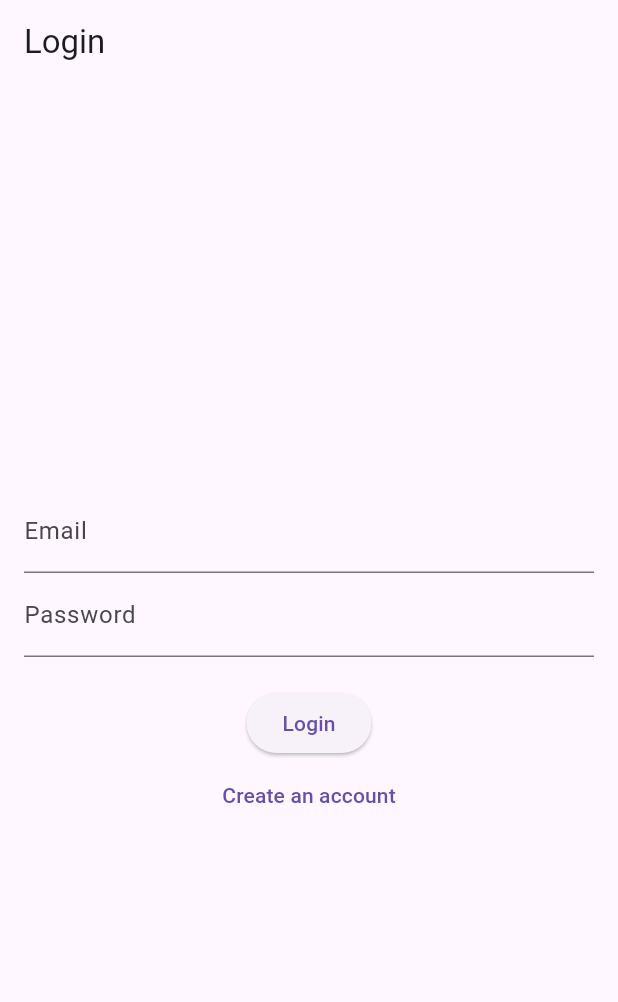
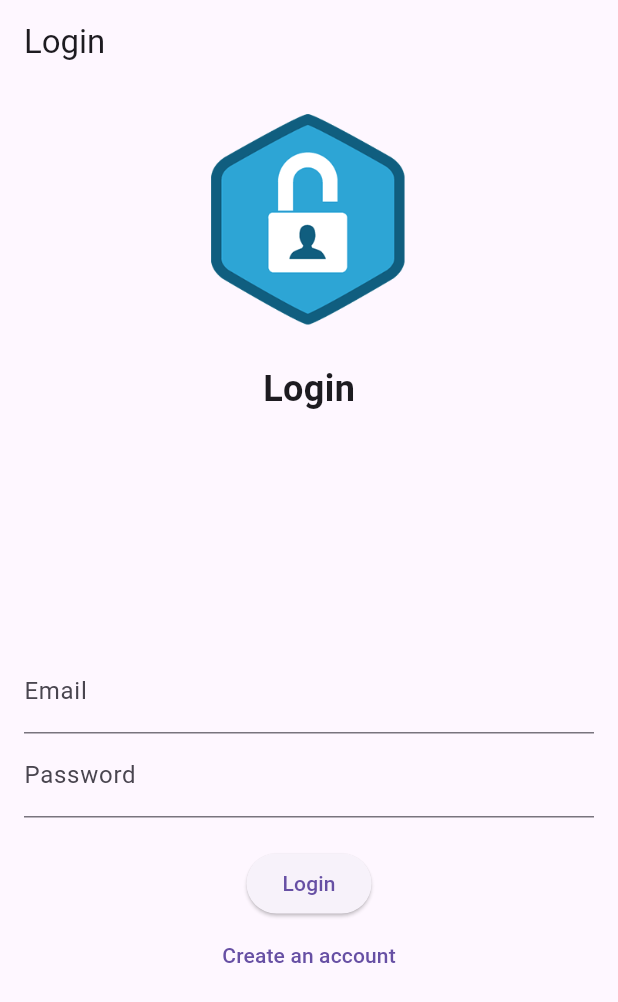
Before and after one commit to ms-teacher1547/INF-4077, a Flutter app: the screen it shows after launch, on a phone screen of 412 x 824 dp. Shown: the top 1002 px of the screen. Run offline on Flutter 3.47's test engine with Material 3 defaults, Android fonts, the phone set to English and light mode, and no system bars; our stand-ins replace cloud_firestore, firebase_auth, firebase_core, flutter_map, geolocator, latlong2 and 1 more; missing offline and left inert: dart_jsonwebtoken; accounts and stored records are empty; project files that could hold a hidden picture were left out.

Commit message:
ajout du logo dans le page de login

```diff
--- a/meal_tracker_app/lib/screens/auth_screen.dart
+++ b/meal_tracker_app/lib/screens/auth_screen.dart
@@ -20,6 +20,21 @@ class _AuthScreenState extends State<AuthScreen> {
       appBar: AppBar(title: Text(_isLogin ? 'Login' : 'Sign Up')),
       body: Padding(
         padding: const EdgeInsets.all(16.0),
+        child: Column(
+          mainAxisAlignment: MainAxisAlignment.start, // Image reste en haut
+          crossAxisAlignment: CrossAxisAlignment.center, // Centrer le texte/formulaire
+          children: [
+            Image.asset(
+              'assets/images/certificat-authentification.png',
+              height: 150,
+            ),
+            SizedBox(height: 20), // Espacement après l'image
+            Text(
+              _isLogin ? 'Login' : 'Sign Up',
+              style: TextStyle(fontSize: 24, fontWeight: FontWeight.bold),
+            ),
+            SizedBox(height: 10),
+            Expanded(
               child: Column(
                 mainAxisAlignment: MainAxisAlignment.center,
                 children: [
@@ -51,6 +66,10 @@ class _AuthScreenState extends State<AuthScreen> {
                 ],
               ),
             ),
+          ],
+        ),
+      ),
+
     );
   }
 
@@ -58,6 +77,21 @@ class _AuthScreenState extends State<AuthScreen> {
   void _submitAuthForm() async {
     final email = _emailController.text.trim();
     final password = _passwordController.text.trim();
+
+    if (email.isEmpty || !email.contains('@')) {
+      ScaffoldMessenger.of(context).showSnackBar(
+        SnackBar(content: Text('Please enter a valid email')),
+      );
+      return;
+    }
+
+    if (password.isEmpty || password.length < 6) {
+      ScaffoldMessenger.of(context).showSnackBar(
+        SnackBar(content: Text('Password must be at least 6 characters')),
+      );
+      return;
+    }
+
     final auth = FirebaseAuth.instance;
 
     try {
@@ -72,16 +106,15 @@ class _AuthScreenState extends State<AuthScreen> {
           password: password,
         );
       }
-      // Auth success: Navigate to next screen or show a message
       ScaffoldMessenger.of(context).showSnackBar(
         SnackBar(content: Text('Authentication Successful')),
       );
     } on FirebaseAuthException catch (e) {
-      // Handle auth errors
       ScaffoldMessenger.of(context).showSnackBar(
         SnackBar(content: Text(e.message ?? 'Authentication failed')),
       );
     }
   }
 
+
 }
```
Also changed, not shown: meal_tracker_app/assets/images/BMI-Calculator.jpg (added), meal_tracker_app/assets/images/certificat-authentification.png (added), meal_tracker_app/assets/images/img1.jpeg (added). Lines whose indentation alone changed are shown as unchanged.
